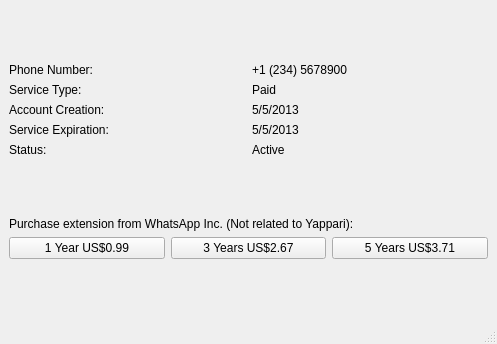
First picture: the form in src/yappari-application/Gui/ui/accountinfowindow.ui, repository agamez/yappari, before the edit.
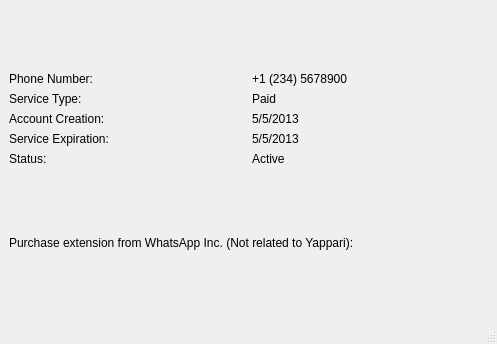
Second picture: the form after the edit.

Commit message: Remove payment info and buttons: WA now doesn't charge anything

Patch:
```diff
--- a/src/yappari-application/Gui/ui/accountinfowindow.ui
+++ b/src/yappari-application/Gui/ui/accountinfowindow.ui
@@ -122,37 +122,6 @@
       </property>
      </widget>
     </item>
-    <item>
-     <layout class="QHBoxLayout" name="horizontalLayout">
-      <item>
-       <widget class="QPushButton" name="pay1Button">
-        <property name="text">
-         <string>1 Year US$0.99</string>
-        </property>
-       </widget>
-      </item>
-      <item>
-       <widget class="QPushButton" name="pay3Button">
-        <property name="enabled">
-         <bool>true</bool>
-        </property>
-        <property name="text">
-         <string>3 Years US$2.67</string>
-        </property>
-       </widget>
-      </item>
-      <item>
-       <widget class="QPushButton" name="pay5Button">
-        <property name="enabled">
-         <bool>true</bool>
-        </property>
-        <property name="text">
-         <string>5 Years US$3.71</string>
-        </property>
-       </widget>
-      </item>
-     </layout>
-    </item>
     <item>
      <spacer name="verticalSpacer_3">
       <property name="orientation">
```
The commit also changes 2 other files.
